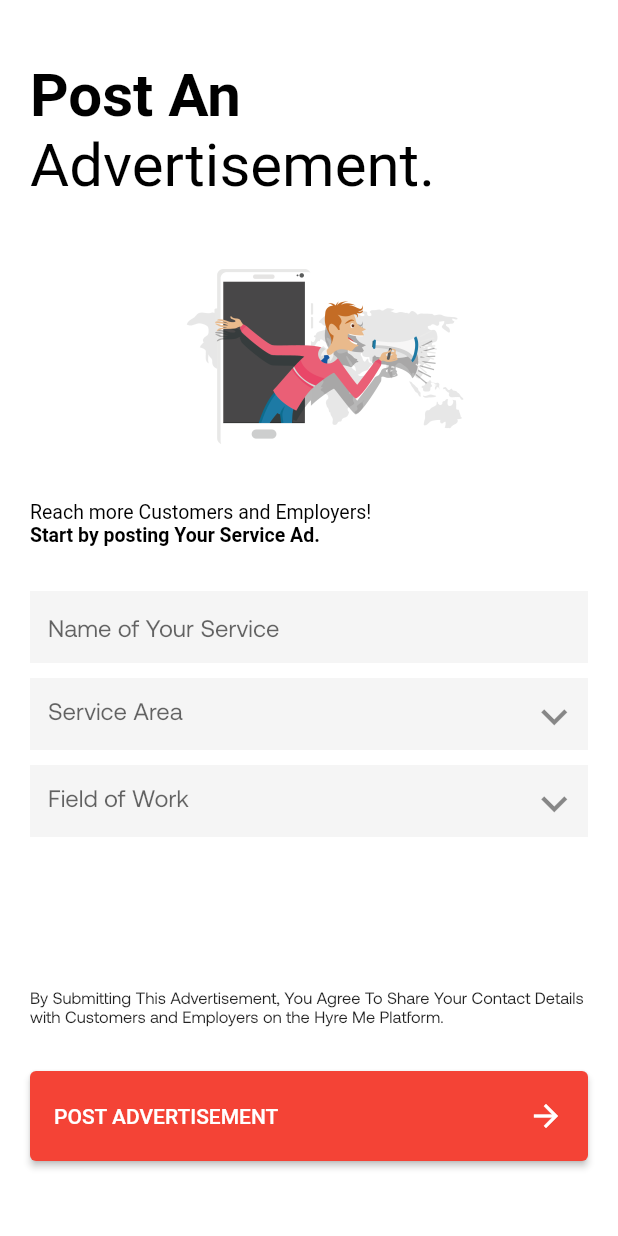
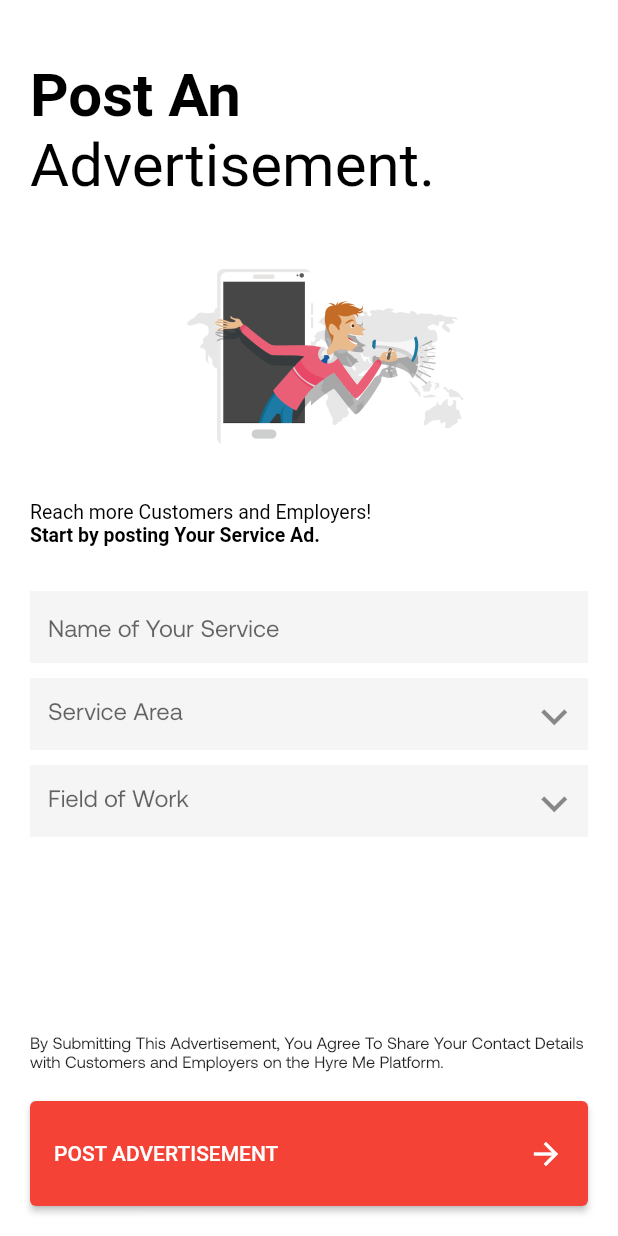
Before and after one commit to kkkkkabir/flutter_assignment, a Flutter app: the PostAd screen opened directly, on a phone screen of 412 x 824 dp. Run offline on Flutter 3.47's test engine with Material 2 defaults, Android fonts, the phone set to English and light mode, and no system bars; our stand-ins replace flutter_rating_stars, google_fonts; Roboto replaces fonts that are missing (Aeonik-Light).

Commit message:
Changes made

```diff
--- a/lib/Screens/history.dart
+++ b/lib/Screens/history.dart
@@ -151,7 +151,7 @@ class _HistoryState extends State<History> {
                                         )
                                       else
                                         SizedBox(
-                                          width: 80,
+                                          width: 95,
                                         ),
                                     ],
                                   ),
--- a/lib/Screens/notifications.dart
+++ b/lib/Screens/notifications.dart
@@ -182,7 +182,7 @@ class Notifications extends StatelessWidget {
                             Text(
                               "Yesterday",
                               style:
-                                  TextStyle(fontSize: 18, color: Colors.grey),
+                                  TextStyle(fontSize: 15, color: Colors.grey),
                             )
                           ],
                         ),
--- a/lib/Screens/postAd.dart
+++ b/lib/Screens/postAd.dart
@@ -3,15 +3,18 @@ import 'package:flutter/material.dart';
 
 class PostAd extends StatelessWidget {
   PostAd({Key? key}) : super(key: key);
-  //final Color _buttonColor = Color(0xFF312651);
+
   @override
   Widget build(BuildContext context) {
     return SafeArea(
         child: Scaffold(
+            resizeToAvoidBottomInset: false,
             backgroundColor: Colors.white,
-            body: SingleChildScrollView(
-              child: Container(
+            body: Container(
                 padding: const EdgeInsets.only(top: 40.0, left: 20.0),
+                child: Column(
+                  children: [
+                    Expanded(
                       child: Column(
                           crossAxisAlignment: CrossAxisAlignment.start,
                           mainAxisSize: MainAxisSize.max,
@@ -116,24 +119,29 @@ class PostAd extends StatelessWidget {
                                       onPressed: () {},
                                     ),
                                   )),
-                              SizedBox(
-                                height: 100.0,
+                                ],
                               ),
+                            ),
+                          ]),
+                    ),
+                    Padding(
+                      padding: const EdgeInsets.only(bottom: 20.0, right: 20.0),
+                      child: Column(
+                        children: [
                           Text(
                             "By Submitting This Advertisement, You Agree To Share Your Contact Details with Customers and Employers on the Hyre Me Platform.",
                             style: TextStyle(fontSize: 11),
                           ),
                           SizedBox(
-                                height: 30.0,
+                            height: 20.0,
                           ),
                           SizedBox(
-                                width: 400,
-                                height: 60,
+                            width: MediaQuery.of(context).size.width,
+                            height: 70,
                             child: ElevatedButton(
                                 style: ButtonStyle(
                                     backgroundColor:
-                                            MaterialStateProperty.all(
-                                                Colors.red)),
+                                        MaterialStateProperty.all(Colors.red)),
                                 onPressed: () {},
                                 child: Row(
                                   mainAxisAlignment:
@@ -142,17 +150,17 @@ class PostAd extends StatelessWidget {
                                   children: [
                                     Text(
                                       "POST ADVERTISEMENT",
-                                          style: TextStyle(
-                                              fontFamily: 'Aeonik-Light'),
+                                      style:
+                                          TextStyle(fontFamily: 'Aeonik-Light'),
                                     ),
                                     Icon(Icons.arrow_forward)
                                   ],
                                 )),
-                              )
+                          ),
                         ],
                       ),
                     ),
-                      ])),
-            )));
+                  ],
+                ))));
   }
 }
```
Lines whose indentation alone changed are shown as unchanged.
